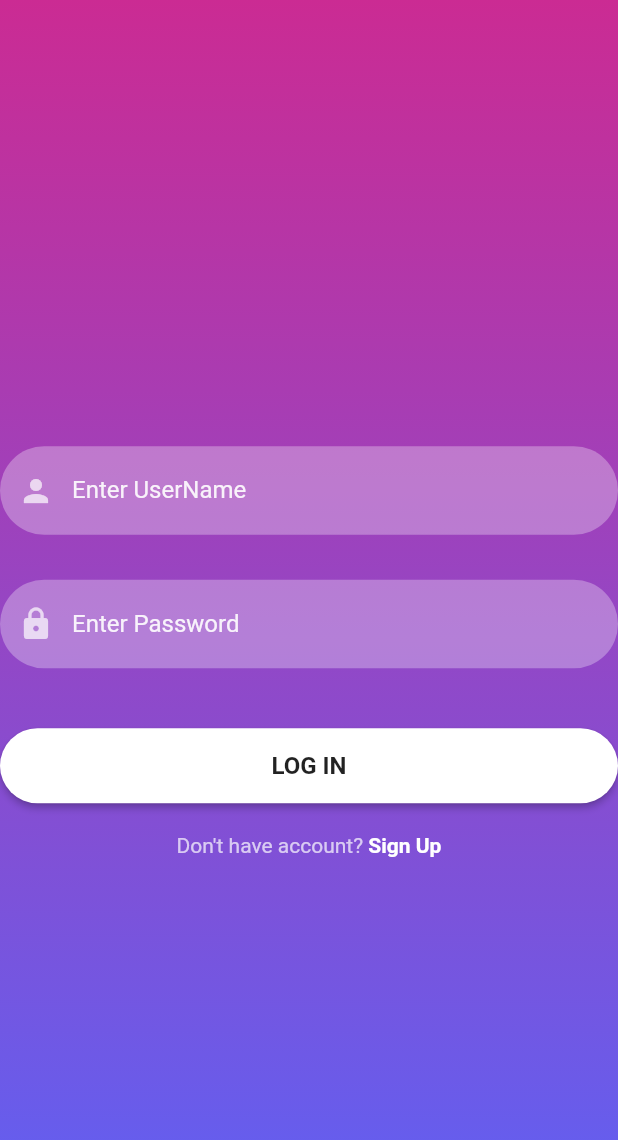
After one commit to PTieng/nhom11, a Flutter app: the screen it shows after launch, on a phone screen of 412 x 824 dp. The commit adds this screen. Shown: the top 1140 px of the screen. Run offline on Flutter 3.47's test engine with Material 2 defaults, Android fonts, the phone set to English and light mode, and no system bars; our stand-ins replace date_picker_timeline, flutter_local_notifications, get, get_storage, google_fonts, rxdart.

Commit message:
tieng: giao dien login ( chua xu li data)

```diff
--- /dev/null
+++ b/lib/login/colors.dart
@@ -0,0 +1,9 @@
+import 'package:flutter/material.dart';
+
+hexStringToColor(String hexColor) {
+  hexColor = hexColor.toUpperCase().replaceAll("#", "");
+  if (hexColor.length == 6) {
+    hexColor = "FF" + hexColor;
+  }
+  return Color(int.parse(hexColor, radix: 16));
+}
--- /dev/null
+++ b/lib/login/input/textField_screen.dart
@@ -0,0 +1,65 @@
+import 'package:flutter/material.dart';
+
+TextField reusableTextField(String text, IconData icon, bool isPasswordType,
+    TextEditingController controller) {
+  return TextField(
+    controller: controller,
+    obscureText: isPasswordType,
+    autocorrect: !isPasswordType,
+    cursorColor: Colors.white,
+    style: TextStyle(color: Colors.white.withOpacity(0.9)),
+    decoration: InputDecoration(
+      prefixIcon: Icon(
+        icon,
+        color: Colors.white70,
+      ),
+      labelText: text,
+      labelStyle: TextStyle(
+        color: Colors.white.withOpacity(0.9),
+      ),
+      filled: true,
+      floatingLabelBehavior: FloatingLabelBehavior.never,
+      fillColor: Colors.white.withOpacity(0.3),
+      border: OutlineInputBorder(
+        borderRadius: BorderRadius.circular(30.0),
+        borderSide: const BorderSide(width: 0, style: BorderStyle.none),
+      ),
+    ),
+    keyboardType: isPasswordType
+        ? TextInputType.visiblePassword
+        : TextInputType.emailAddress,
+  );
+}
+
+Container signIn_UpButton(BuildContext context, bool isLogin, Function onTap) {
+  return Container(
+    width: MediaQuery.of(context).size.width,
+    height: 50,
+    margin: const EdgeInsets.fromLTRB(0, 10, 0, 20),
+    decoration: BoxDecoration(borderRadius: BorderRadius.circular(90)),
+    child: ElevatedButton(
+      onPressed: () {
+        onTap();
+      },
+      child: Text(
+        isLogin ? 'LOG IN' : 'SIGN UP',
+        style: const TextStyle(
+          color: Colors.black87,
+          fontWeight: FontWeight.bold,
+          fontSize: 16,
+        ),
+      ),
+      style: ButtonStyle(
+          backgroundColor: MaterialStateProperty.resolveWith((states) {
+            if (states.contains(MaterialState.pressed)) {
+              return Colors.black26;
+            }
+            return Colors.white;
+          }),
+          shape: MaterialStateProperty.all<RoundedRectangleBorder>(
+              RoundedRectangleBorder(
+            borderRadius: BorderRadius.circular(30),
+          ))),
+    ),
+  );
+}
--- /dev/null
+++ b/lib/login/login_screen.dart
@@ -0,0 +1,80 @@
+import 'package:flutter/cupertino.dart';
+import 'package:flutter/material.dart';
+import 'package:flutter_application_1/UI/home.dart';
+import 'package:flutter_application_1/login/colors.dart';
+import 'package:flutter_application_1/login/input/textField_screen.dart';
+import 'package:flutter_application_1/login/signup_screen.dart';
+
+class LoginPage extends StatefulWidget {
+  const LoginPage({super.key});
+
+  @override
+  State<LoginPage> createState() => _LoginPageState();
+}
+
+class _LoginPageState extends State<LoginPage> {
+  TextEditingController _passwordTextController = TextEditingController();
+  TextEditingController _emailTextController = TextEditingController();
+  @override
+  Widget build(BuildContext context) {
+    return Scaffold(
+      body: Container(
+        decoration: BoxDecoration(
+          gradient: LinearGradient(colors: [
+            hexStringToColor("CB2B93"),
+            hexStringToColor("9546C4"),
+            hexStringToColor("5E61F4")
+          ], begin: Alignment.topCenter, end: Alignment.bottomCenter),
+        ),
+        child: Column(
+          mainAxisAlignment: MainAxisAlignment.center,
+          children: [
+            const SizedBox(
+              height: 45,
+            ),
+            reusableTextField(
+                "Enter UserName", Icons.person, false, _emailTextController),
+            const SizedBox(
+              height: 30,
+            ),
+            reusableTextField(
+                "Enter Password", Icons.lock, true, _passwordTextController),
+            const SizedBox(
+              height: 30,
+            ),
+            signIn_UpButton(context, true, () {
+              Navigator.push(
+                  context, MaterialPageRoute(builder: (context) => HomePage()));
+            }),
+            signUpOption(context),
+          ],
+        ),
+      ),
+    );
+  }
+}
+
+Row signUpOption(BuildContext context) {
+  return Row(
+    mainAxisAlignment: MainAxisAlignment.center,
+    children: [
+      const Text(
+        "Don't have account? ",
+        style: TextStyle(color: Colors.white70),
+      ),
+      GestureDetector(
+        onTap: () {
+          Navigator.push(
+              context, MaterialPageRoute(builder: (context) => SignUpPage()));
+        },
+        child: const Text(
+          "Sign Up",
+          style: TextStyle(
+            color: Colors.white,
+            fontWeight: FontWeight.bold,
+          ),
+        ),
+      )
+    ],
+  );
+}
--- /dev/null
+++ b/lib/login/signup_screen.dart
@@ -0,0 +1,15 @@
+import 'package:flutter/cupertino.dart';
+
+class SignUpPage extends StatefulWidget {
+  const SignUpPage({super.key});
+
+  @override
+  State<SignUpPage> createState() => _SignUpPageState();
+}
+
+class _SignUpPageState extends State<SignUpPage> {
+  @override
+  Widget build(BuildContext context) {
+    return Container();
+  }
+}
--- a/lib/main.dart
+++ b/lib/main.dart
@@ -1,4 +1,6 @@
 import 'package:flutter/material.dart';
+import 'package:flutter_application_1/login/login_screen.dart';
+import 'package:flutter_application_1/login/signup_screen.dart';
 import 'package:flutter_application_1/service/theme_service.dart';
 import 'package:get/get_navigation/src/root/get_material_app.dart';
 import 'package:get_storage/get_storage.dart';
@@ -23,6 +25,6 @@ class MyApp extends StatelessWidget {
         theme: Themes.light,
         darkTheme: Themes.dark,
         themeMode: ThemeService().theme,
-        home: HomePage());
+        home: LoginPage());
   }
 }
```
